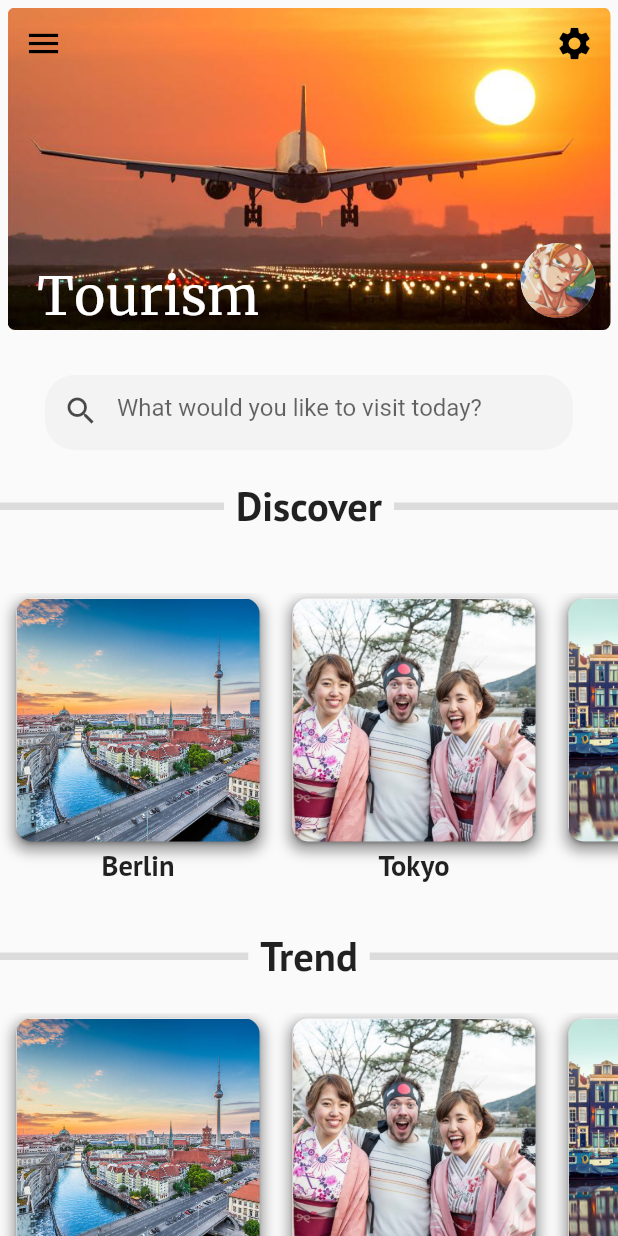
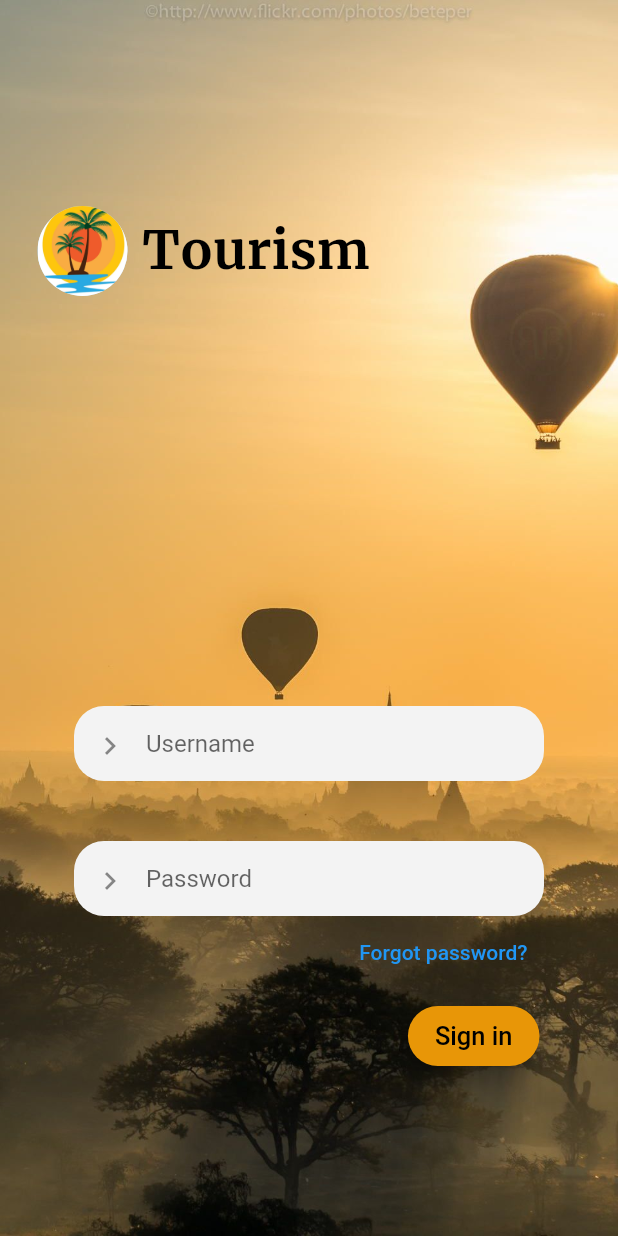
Before and after one commit to luix09/Tourism, a Flutter app: the screen it shows after launch, on a phone screen of 412 x 824 dp. Run offline on Flutter 3.47's test engine with Material 2 defaults, Android fonts, the phone set to English and light mode, and no system bars.

Commit message:
A login page has been added. I built all the UI plus I added a simple authentication to enter the dashboard, just to show how it could be implemented.

```diff
--- a/lib/main.dart
+++ b/lib/main.dart
@@ -4,6 +4,7 @@ import 'package:tourism/models/cities_model.dart';
 import 'package:tourism/models/logged_user_model.dart';
 import 'package:tourism/models/reviews_model.dart';
 import 'package:tourism/views/dashboard.dart';
+import 'package:tourism/views/login_page.dart';
 
 void main() => runApp(MyApp());
 
@@ -28,8 +29,9 @@ class MyApp extends StatelessWidget {
             color: Colors.black
           ),
         ),
-        initialRoute: '/dashboard',
+        initialRoute: '/login',
         routes: {
+          '/login': (context) => LoginPage(),
           '/dashboard': (context) => Dashboard(),
         },
       ),
--- /dev/null
+++ b/lib/views/login_page.dart
@@ -0,0 +1,96 @@
+import 'package:flutter/material.dart';
+import 'package:tourism/widgets/login_page_widgets.dart';
+
+bool _validateCredentials(String username, String password) {
+  return (username == "enigmart" && password == "1111") ? true : false;
+}
+
+class LoginPage extends StatefulWidget {
+  @override
+  _LoginPageState createState() => _LoginPageState();
+}
+
+class _LoginPageState extends State<LoginPage> {
+  final String wallpaper = "res/wallpaper/login-image.jpg";
+  TextEditingController _controllerUsername = TextEditingController();
+  TextEditingController _controllerPassword = TextEditingController();
+
+  void dispose() {
+    // Clean up the controller when the widget is removed from the
+    // widget tree.
+    _controllerUsername.dispose();
+    _controllerPassword.dispose();
+    super.dispose();
+  }
+
+  @override
+  Widget build(BuildContext context) {
+    final height = MediaQuery.of(context).size.height;
+    final width = MediaQuery.of(context).size.width;
+
+    return Scaffold(
+      body: Container(
+        height: height,
+        width: width,
+        child: Stack(
+          children: <Widget>[
+            Positioned.fill(child: Image.asset(wallpaper, fit: BoxFit.cover)),
+            Positioned(child: LogoWidget(), top: (height / 6), left: 25),
+            Positioned(
+              bottom: 30,
+              left: width / 12,
+              child: Container(
+                padding: EdgeInsets.only(top: 20),
+                height: height / 2.4,
+                width: width / 1.2,
+                child: Column(
+                  mainAxisAlignment: MainAxisAlignment.start,
+                  crossAxisAlignment: CrossAxisAlignment.start,
+                  children: <Widget>[
+                    EntryWidget(
+                      hint: "Username",
+                      editingController: _controllerUsername,
+                      icon: Icon(Icons.chevron_right),
+                    ),
+                    SizedBox(height: 40),
+                    EntryWidget(
+                      hint: "Password",
+                      editingController: _controllerPassword,
+                      icon: Icon(Icons.chevron_right),
+                    ),
+                    Align(
+                      alignment: Alignment.centerRight,
+                      child: Padding(
+                        padding: const EdgeInsets.only(right: 10.0),
+                        child: FlatButton(
+                          textColor: Colors.blue,
+                          child: Text(
+                            "Forgot password?",
+                          ),
+                          onPressed: (){},
+                        ),
+                      ),
+                    ),
+                    Padding(
+                      padding: const EdgeInsets.only(right : 10.0),
+                      child: ButtonBar(
+                          children: <Widget>[
+                            ValidationButton(
+                              validate: _validateCredentials,
+                              enteredUsername: _controllerUsername.value.text,
+                              enteredPassword: _controllerPassword.value.text,
+                              textButton: "Sign in",
+                            )
+                          ],
+                      ),
+                    ),
+                  ],
+                ),
+              ),
+            )
+          ],
+        ),
+      ),
+    );
+  }
+}
--- /dev/null
+++ b/lib/widgets/login_page_widgets.dart
@@ -0,0 +1,103 @@
+import 'package:flutter/material.dart';
+
+class LogoWidget extends StatelessWidget {
+  @override
+  Widget build(BuildContext context) {
+    return Container(
+      child: Row(
+        mainAxisAlignment: MainAxisAlignment.start,
+        crossAxisAlignment: CrossAxisAlignment.start,
+        children: <Widget>[
+          CircleAvatar(
+            radius: 30,
+            backgroundImage: AssetImage(
+              "res/logo/beach-logo.jpg",
+            ),
+          ),
+          SizedBox(width: 10),
+          Padding(
+            padding: const EdgeInsets.only(top: 8.0),
+            child: Text(
+              "Tourism",
+              style: TextStyle(
+                  color: Colors.black, fontWeight: FontWeight.bold, fontSize: 35, fontFamily: "Merriweather"),
+            ),
+          ),
+        ],
+      ),
+    );
+  }
+}
+
+class ValidationButton extends StatelessWidget {
+
+  final Function validate;
+  final String textButton;
+  final String enteredUsername;
+  final String enteredPassword;
+
+  ValidationButton({
+    @required this.validate,
+    this.textButton,
+    this.enteredPassword,
+    this.enteredUsername
+  });
+
+  @override
+  Widget build(BuildContext context) {
+    return RaisedButton(
+      padding: const EdgeInsets.symmetric(vertical: 10, horizontal: 18),
+      shape: RoundedRectangleBorder(
+        borderRadius: BorderRadius.circular(20),
+      ),
+      child: Text(
+        "Sign in",
+        style: TextStyle(
+            fontSize: 17
+        ),
+      ),
+      elevation: 5,
+      color: Color(0xFFe89607),
+      onPressed: (){
+        if(validate(enteredUsername,
+            enteredPassword))
+          Navigator.pushReplacementNamed(context, '/dashboard');
+        else
+          Scaffold.of(context).showSnackBar(SnackBar(content: Text("Authentication failed"),));
+      },
+    );
+  }
+}
+
+
+class EntryWidget extends StatelessWidget {
+
+  final editingController;
+  final String hint;
+  final Icon icon;
+
+  EntryWidget({this.editingController, this.hint, this.icon});
+
+  @override
+  Widget build(BuildContext context) {
+    return Container(
+      height: 50,
+      margin: EdgeInsets.symmetric(horizontal: 15),
+      decoration: BoxDecoration(
+        color: Color(0xFFF3F3F3),
+        borderRadius: BorderRadius.circular(20),
+      ),
+      child: Padding(
+        padding: const EdgeInsets.only(top: 3.0),
+        child: TextField(
+          controller: editingController,
+          cursorRadius: Radius.circular(20),
+          decoration: InputDecoration(
+              prefixIcon: icon,
+              border: InputBorder.none,
+              hintText: hint),
+        ),
+      ),
+    );
+  }
+}
--- a/pubspec.yaml
+++ b/pubspec.yaml
@@ -107,6 +107,7 @@ flutter:
   - res/images/Rome/pic4.jpg
 
   - res/logo/beach-logo.jpg
+  - res/wallpaper/login-image.jpg
   # An image asset can refer to one or more resolution-specific "variants", see
   # https://flutter.dev/assets-and-images/#resolution-aware.
 
```
Also changed, not shown: lib/views/search_page.dart (added), lib/widgets/city_details_widgets.dart (renamed from lib/widgets/city_details_wdgets.dart), res/wallpaper/login-image.jpg (added).
